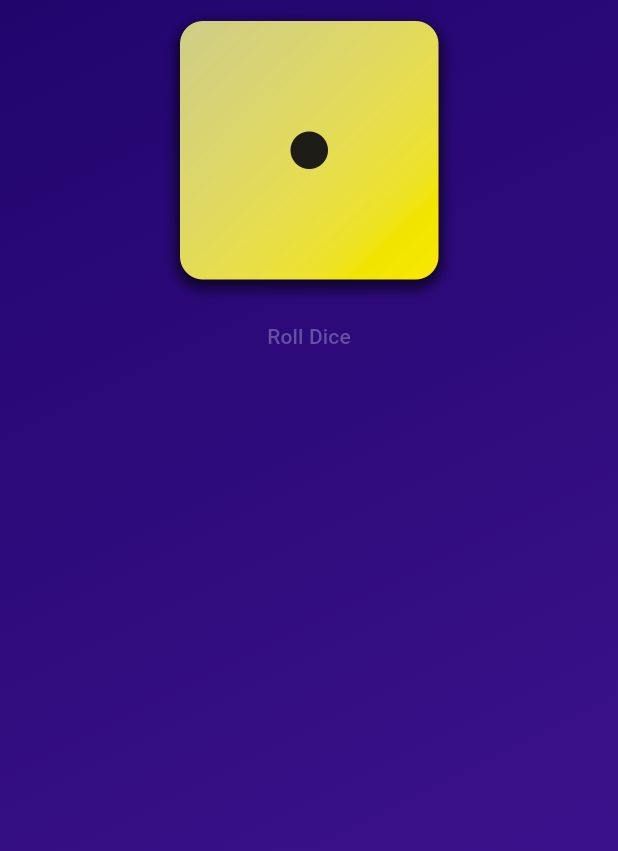
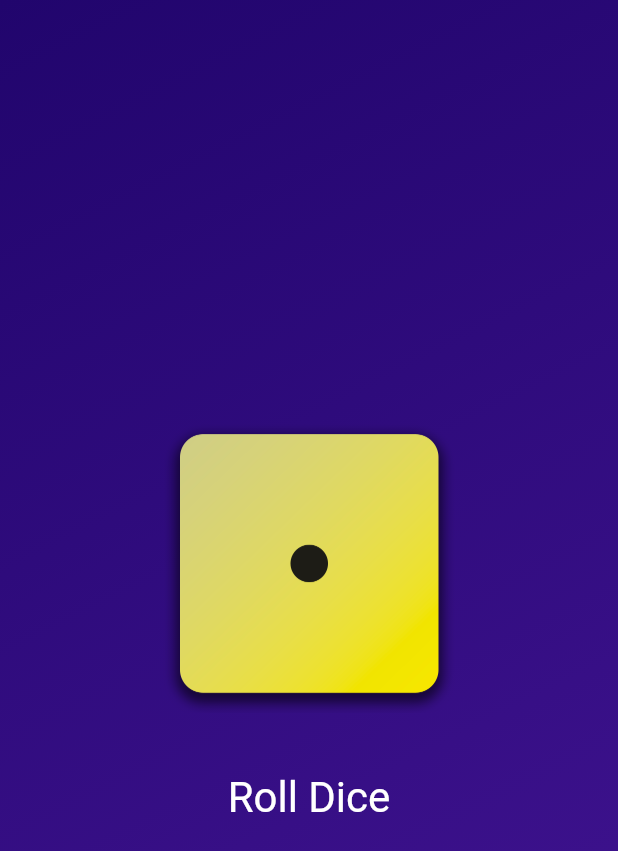
Before and after one commit to Matatov1989/Flutter-Roll-Dice, a Flutter app: the screen it shows after launch, on a phone screen of 412 x 824 dp. Shown: the top 851 px of the screen. Run offline on Flutter 3.47's test engine with Material 3 defaults, Android fonts, the phone set to English and light mode, and no system bars.

Commit message:
styling buttons & padding

```diff
--- a/lib/gradient_container.dart
+++ b/lib/gradient_container.dart
@@ -27,13 +27,19 @@ class GradientContainer extends StatelessWidget {
       ),
       child: Center(
         child: Column(
+          mainAxisSize: MainAxisSize.min,
           children: [
             Image.asset(
               'assets/images/dice-1.png',
               width: 200,
             ),
+            const SizedBox(height: 20,),
             TextButton(
               onPressed: rollDice,
+              style: TextButton.styleFrom(
+                  padding: const EdgeInsets.only(top: 20),
+                  foregroundColor: Colors.white,
+                  textStyle: const TextStyle(fontSize: 28)),
               child: const Text('Roll Dice'),
             )
           ],
```
